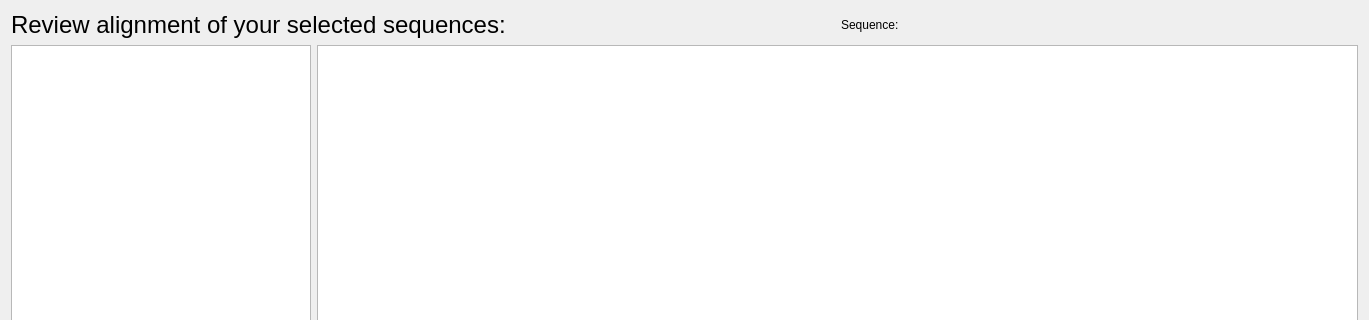
Old version of the form treedialog.ui in the repository WilsonImmunologyLab/Librator; both pictures show x 0 to 1369 and y 0 to 320 of the 1369 by 657 pixel window.
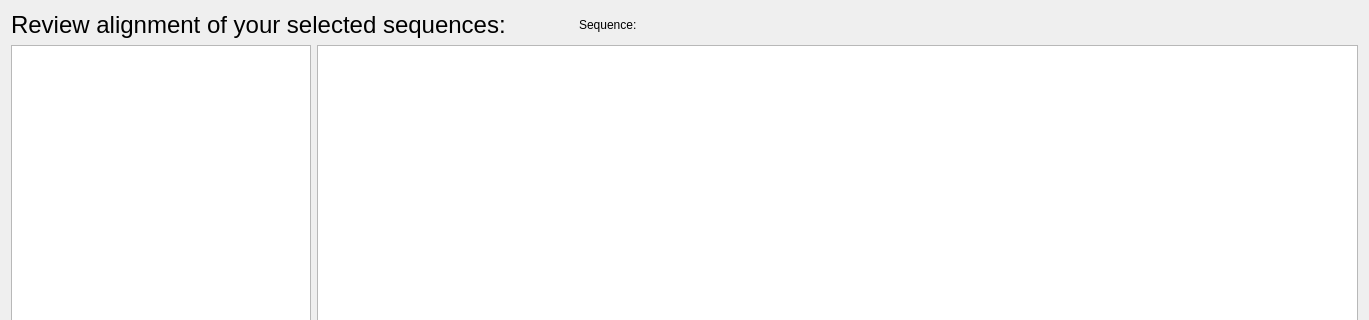
New version of the form.

```diff
--- a/treedialog.ui
+++ b/treedialog.ui
@@ -20,25 +20,6 @@
    <string>Alignment Reviewer</string>
   </property>
   <layout class="QGridLayout" name="gridLayout">
-   <item row="0" column="0" colspan="3">
-    <widget class="QLabel" name="label">
-     <property name="font">
-      <font>
-       <pointsize>18</pointsize>
-      </font>
-     </property>
-     <property name="text">
-      <string>Review alignment of your selected sequences:</string>
-     </property>
-    </widget>
-   </item>
-   <item row="0" column="3" colspan="2">
-    <widget class="QLabel" name="lbl">
-     <property name="text">
-      <string>Sequence: </string>
-     </property>
-    </widget>
-   </item>
    <item row="1" column="0">
     <widget class="QListWidget" name="nameList">
      <property name="maximumSize">
@@ -182,6 +163,25 @@
      </item>
     </layout>
    </item>
+   <item row="0" column="0" colspan="2">
+    <widget class="QLabel" name="label">
+     <property name="font">
+      <font>
+       <pointsize>18</pointsize>
+      </font>
+     </property>
+     <property name="text">
+      <string>Review alignment of your selected sequences:</string>
+     </property>
+    </widget>
+   </item>
+   <item row="0" column="2">
+    <widget class="QLabel" name="lbl">
+     <property name="text">
+      <string>Sequence: </string>
+     </property>
+    </widget>
+   </item>
   </layout>
  </widget>
  <resources/>
```
